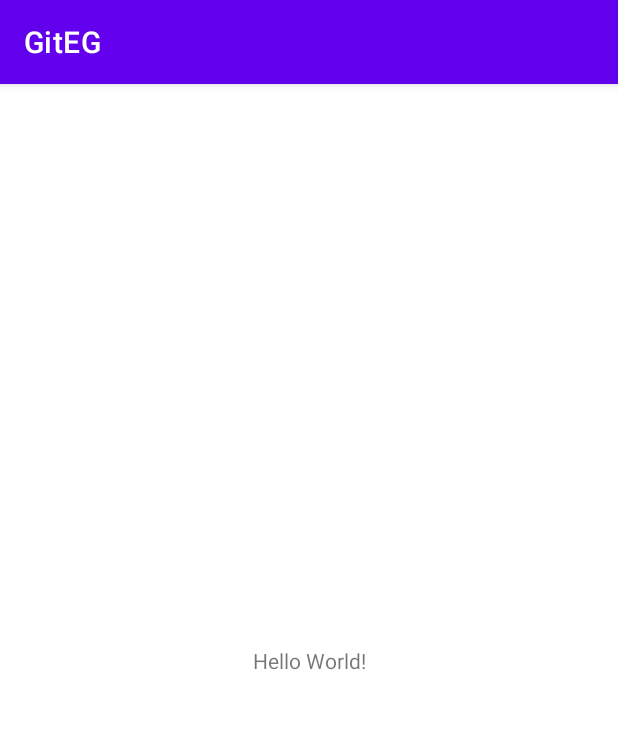
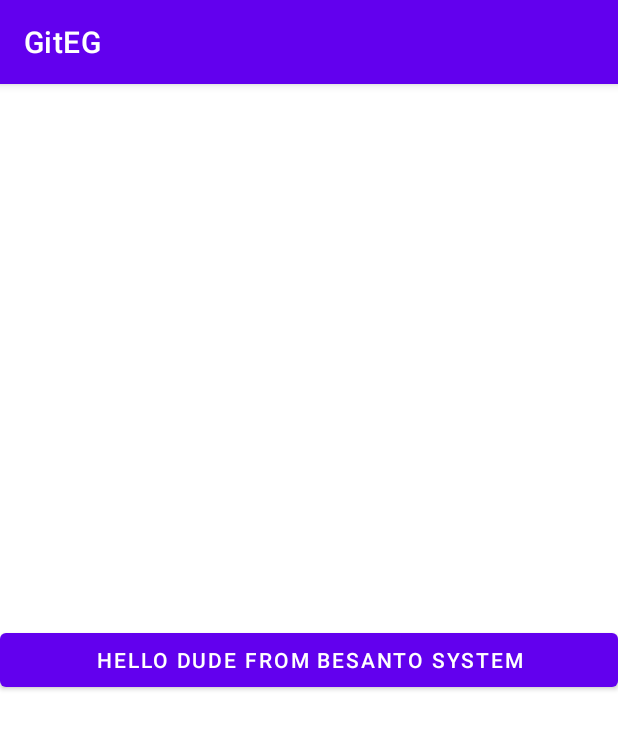
Before and after one commit to UchihaDSenju/android-demo, an Android app: the screen it shows after launch (MainActivity), on a phone screen of 412 x 824 dp. Shown: the top 729 px of the screen. Run offline under Robolectric (Android 15) with nearby library versions, the phone set to English and light mode, and no system bars.

Commit message:
Button added
Simple Button Added

```diff
--- a/app/src/main/res/layout/activity_main.xml
+++ b/app/src/main/res/layout/activity_main.xml
@@ -6,13 +6,12 @@
     android:layout_height="match_parent"
     tools:context=".MainActivity">
 
-    <TextView
-        android:layout_width="wrap_content"
+    <Button
+        android:layout_width="match_parent"
         android:layout_height="wrap_content"
-        android:text="Hello World!"
+        android:text="Hello Dude From Besanto System"
         app:layout_constraintBottom_toBottomOf="parent"
-        app:layout_constraintEnd_toEndOf="parent"
-        app:layout_constraintStart_toStartOf="parent"
-        app:layout_constraintTop_toTopOf="parent" />
+        app:layout_constraintTop_toTopOf="parent"
+        tools:layout_editor_absoluteX="-26dp" />
 
 </androidx.constraintlayout.widget.ConstraintLayout>
```
